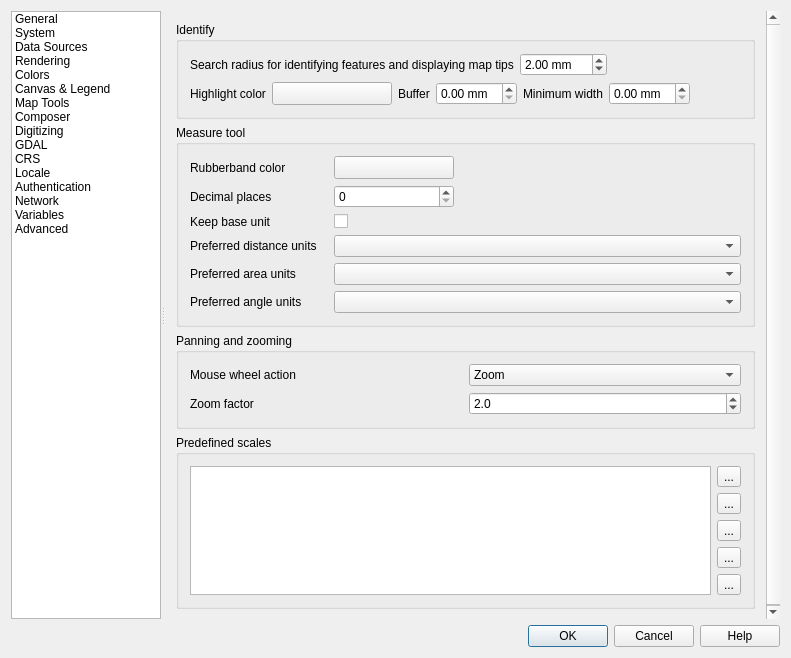
First picture: the form in src/ui/qgsoptionsbase.ui, repository qgis/QGIS, before the edit.
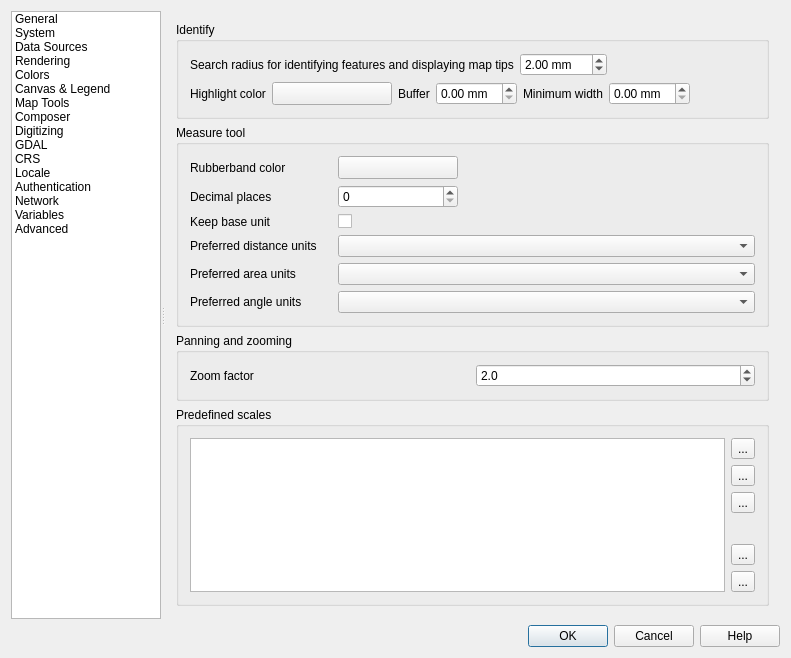
Second picture: the form after the edit. The open tabs and pages were chosen to show the change. Icons and pictures are not drawn. Custom widgets are drawn as their Qt base class.

Commit message:
allow to lock scale to use magnification to zoom in/out
this also removes the option for different behavior of mouse wheel

The edit to the form file:
```diff
--- a/src/ui/qgsoptionsbase.ui
+++ b/src/ui/qgsoptionsbase.ui
@@ -2965,8 +2965,8 @@
                <rect>
                 <x>0</x>
                 <y>0</y>
-                <width>622</width>
-                <height>739</height>
+                <width>635</width>
+                <height>663</height>
                </rect>
               </property>
               <layout class="QVBoxLayout" name="verticalLayout_30">
@@ -3228,21 +3228,14 @@
                   <string>Panning and zooming</string>
                  </property>
                  <layout class="QGridLayout" name="_8">
-                  <item row="1" column="0">
+                  <item row="0" column="0">
                    <widget class="QLabel" name="label_3">
                     <property name="text">
                      <string>Zoom factor</string>
                     </property>
                    </widget>
                   </item>
-                  <item row="0" column="0">
-                   <widget class="QLabel" name="label_2">
-                    <property name="text">
-                     <string>Mouse wheel action</string>
-                    </property>
-                   </widget>
-                  </item>
-                  <item row="1" column="1">
+                  <item row="0" column="1">
                    <widget class="QDoubleSpinBox" name="spinZoomFactor">
                     <property name="decimals">
                      <number>1</number>
@@ -3255,30 +3248,6 @@
                     </property>
                    </widget>
                   </item>
-                  <item row="0" column="1">
-                   <widget class="QComboBox" name="cmbWheelAction">
-                    <item>
-                     <property name="text">
-                      <string>Zoom</string>
-                     </property>
-                    </item>
-                    <item>
-                     <property name="text">
-                      <string>Zoom and recenter</string>
-                     </property>
-                    </item>
-                    <item>
-                     <property name="text">
-                      <string>Zoom to mouse cursor</string>
-                     </property>
-                    </item>
-                    <item>
-                     <property name="text">
-                      <string>Nothing</string>
-                     </property>
-                    </item>
-                   </widget>
-                  </item>
                  </layout>
                 </widget>
                </item>
```
Left out of the diff: 308 changed lines with no effect on the pictures. The commit also changes 13 other files.
